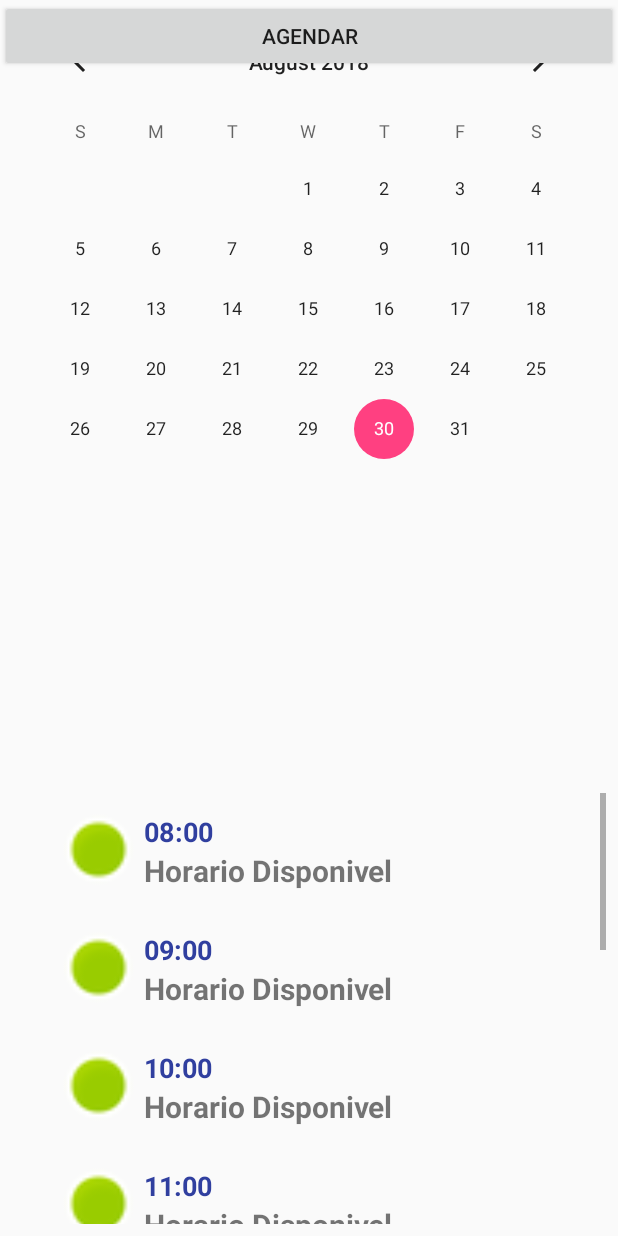
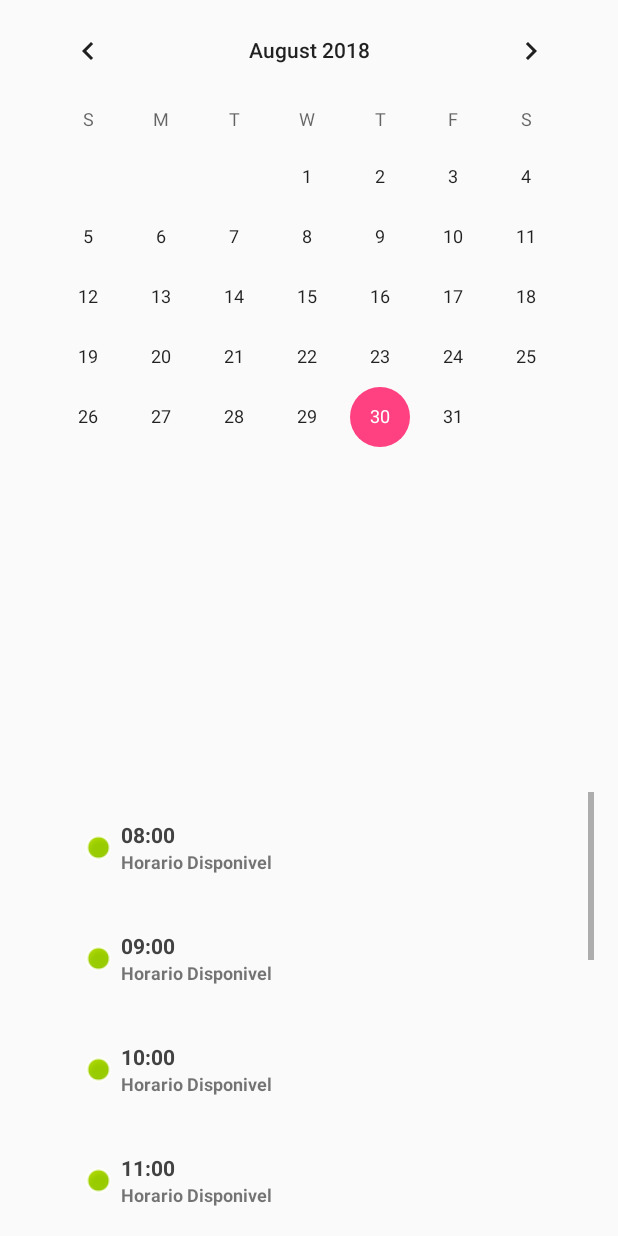
Before and after one commit to derleyferreira/Agenda, an Android app: the Agendamento screen opened directly, with no data from a screen before it, on a phone screen of 412 x 824 dp. Run offline under Robolectric (Android 15) with nearby library versions, the phone set to English and light mode, and no system bars.

```diff
--- a/app/src/main/res/layout/activity_agendamento.xml
+++ b/app/src/main/res/layout/activity_agendamento.xml
@@ -8,29 +8,24 @@
 
     <CalendarView
         android:id="@+id/agendamento_calendario"
-        android:layout_width="0dp"
-        android:layout_height="wrap_content"
-        android:layout_marginStart="8dp"
-        android:layout_marginLeft="8dp"
-        android:layout_marginTop="8dp"
-        android:layout_marginEnd="8dp"
-        android:layout_marginRight="8dp"
-        android:layout_marginBottom="8dp"
-        app:layout_constraintBottom_toTopOf="@+id/recyclerView"
+        android:layout_width="383dp"
+        android:layout_height="303dp"
+        app:layout_constraintBottom_toTopOf="@+id/agendamento_ListaHorarios"
         app:layout_constraintEnd_toEndOf="parent"
         app:layout_constraintStart_toStartOf="parent"
         app:layout_constraintTop_toTopOf="parent"
+        app:layout_constraintVertical_bias="0.0"
         app:layout_constraintVertical_chainStyle="packed" />
 
     <android.support.v7.widget.RecyclerView
         android:id="@+id/agendamento_ListaHorarios"
-        android:layout_width="371dp"
-        android:layout_height="287dp"
+        android:layout_width="348dp"
+        android:layout_height="288dp"
+        android:layout_marginStart="16dp"
+        android:layout_marginLeft="16dp"
+        android:layout_marginEnd="16dp"
+        android:layout_marginRight="16dp"
         android:layout_marginBottom="8dp"
-        android:layout_marginEnd="8dp"
-        android:layout_marginLeft="8dp"
-        android:layout_marginRight="8dp"
-        android:layout_marginStart="8dp"
         android:scrollbars="vertical"
         android:visibility="visible"
         app:layout_constraintBottom_toBottomOf="parent"
@@ -42,11 +37,4 @@
         tools:listitem="@layout/activity_agendamento_item"
         tools:visibility="visible" />
 
-    <android.support.v7.widget.AppCompatButton
-        android:layout_width="match_parent"
-        android:layout_height="48dp"
-        android:text="Agendar"
-        app:layout_constraintTop_toTopOf="parent"
-        tools:layout_editor_absoluteX="16dp" />
-
 </android.support.constraint.ConstraintLayout>
--- a/app/src/main/res/layout/activity_agendamento_item.xml
+++ b/app/src/main/res/layout/activity_agendamento_item.xml
@@ -8,9 +8,9 @@
               android:layout_height="wrap_content">
 
   <ImageView
-      android:layout_width="50dp"
-      android:layout_height="59dp"
       android:id="@+id/ageItem_Legenda"
+      android:layout_width="19dp"
+      android:layout_height="58dp"
       app:srcCompat="@android:drawable/presence_online"
       tools:src="@tools:sample/avatars" />
   <LinearLayout
@@ -25,8 +25,8 @@
         android:layout_width="wrap_content"
         android:layout_height="wrap_content"
         android:text="09:00"
-        android:textColor="@color/colorPrimaryDark"
-        android:textSize="18sp"
+        android:textColor="@color/cardview_dark_background"
+        android:textSize="14sp"
         android:textStyle="bold"
         tools:text="@tools:sample/date/hhmm" />
 
@@ -36,7 +36,7 @@
         android:layout_height="wrap_content"
         android:text="Horario Disponivel"
         android:textAllCaps="false"
-        android:textSize="20sp"
+        android:textSize="12sp"
         android:textStyle="bold"
         tools:text="Horario Disponivel" />
   </LinearLayout>
--- a/app/src/main/res/values/colors.xml
+++ b/app/src/main/res/values/colors.xml
@@ -1,6 +1,6 @@
 <?xml version="1.0" encoding="utf-8"?>
 <resources>
-    <color name="colorPrimary">#3F51B5</color>
-    <color name="colorPrimaryDark">#303F9F</color>
+    <color name="colorPrimary">#737374</color>
+    <color name="colorPrimaryDark">#484849</color>
     <color name="colorAccent">#FF4081</color>
 </resources>
```
Also changed, not shown: app/src/main/java/com/agenda/wanderley/agendaapp/CadastroUsuario.java (+44 -0 lines), app/src/main/java/com/agenda/wanderley/agendaapp/LoginActivity.java (+4 -3 lines), app/src/main/res/layout/especialidades_item.xml (+4 -4 lines), app/src/main/res/values/strings.xml (+8 -0 lines), app/src/main/res/drawable-v21/indepa.jpg (added).
